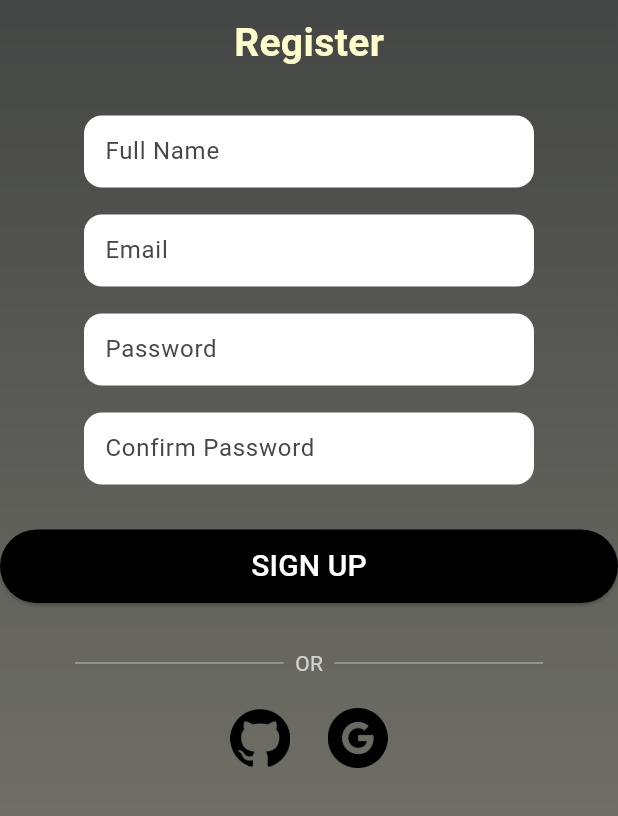
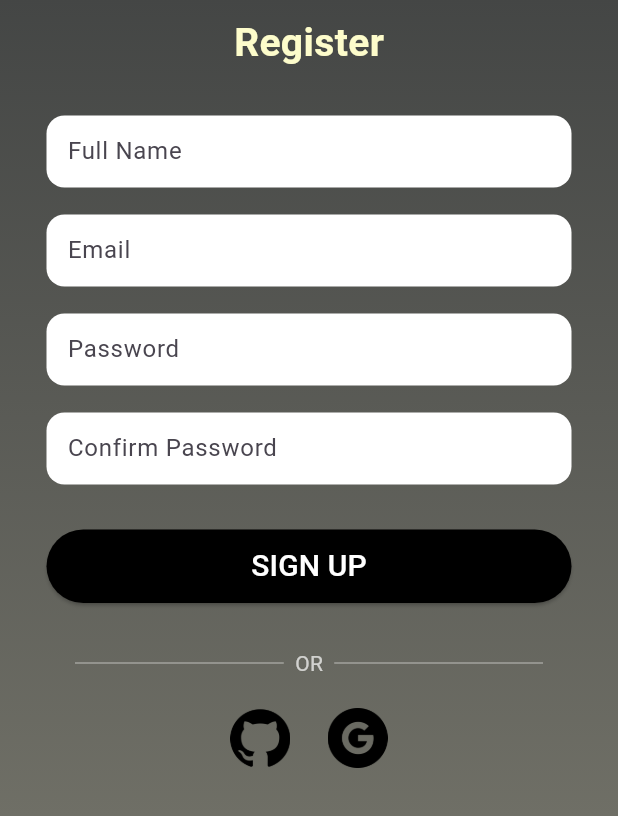
Before and after one commit to sanstha1/GoalNepal_Flutter, a Flutter app: the RegisterScreen screen opened directly, on a phone screen of 412 x 824 dp, the part 420-1236 px from its top. Run offline on Flutter 3.47's test engine with Material 3 defaults, Android fonts, the phone set to English and light mode, and no system bars; our stand-ins replace smooth_page_indicator.

Commit message:
Replace MyButton with Loginbutton in login and register screens, update padding and width

```diff
--- a/lib/features/auth/presentation/pages/login_screen.dart
+++ b/lib/features/auth/presentation/pages/login_screen.dart
@@ -1,7 +1,7 @@
 import 'package:flutter/material.dart';
+import 'package:goal_nepal/features/auth/presentation/widgets/loginbutton.dart';
 import 'package:goal_nepal/features/buttom_navigation/presentation/pages/buttom_navigation_screen.dart';
 import 'package:goal_nepal/features/auth/presentation/pages/register_screen.dart';
-import 'package:goal_nepal/features/dashboard/presentation/widgets/my_button.dart';
 
 class LoginScreen extends StatelessWidget {
   const LoginScreen({super.key});
@@ -49,7 +49,7 @@ class LoginScreen extends StatelessWidget {
                       const Align(
                         alignment: Alignment.centerRight,
                         child: Padding(
-                          padding: EdgeInsets.only(right: 65),
+                          padding: EdgeInsets.only(right: 41),
                           child: Text(
                             "Forgot Password?",
                             style: TextStyle(
@@ -62,7 +62,7 @@ class LoginScreen extends StatelessWidget {
 
                       const SizedBox(height: 25),
 
-                      MyButton(
+                      Loginbutton(
                         text: "LOGIN",
                         onPressed: () {
                           Navigator.pushReplacement(
@@ -124,7 +124,7 @@ class LoginScreen extends StatelessWidget {
 
   Widget _inputField(String hint, {bool obscure = false}) {
     return Container(
-      width: 300,
+      width: 350,
       padding: const EdgeInsets.symmetric(horizontal: 14),
       decoration: BoxDecoration(
         color: Colors.white,
--- a/lib/features/auth/presentation/pages/register_screen.dart
+++ b/lib/features/auth/presentation/pages/register_screen.dart
@@ -1,5 +1,5 @@
 import 'package:flutter/material.dart';
-import 'package:goal_nepal/features/dashboard/presentation/widgets/my_button.dart';
+import 'package:goal_nepal/features/auth/presentation/widgets/loginbutton.dart';
 import 'login_screen.dart';
 
 class RegisterScreen extends StatelessWidget {
@@ -49,7 +49,7 @@ class RegisterScreen extends StatelessWidget {
                       _inputField("Confirm Password", obscure: true),
                       const SizedBox(height: 30),
 
-                      MyButton(text: "SIGN UP", onPressed: () {}),
+                      Loginbutton(text: "SIGN UP", onPressed: () {}),
 
                       const SizedBox(height: 30),
 
@@ -100,7 +100,7 @@ class RegisterScreen extends StatelessWidget {
 
   Widget _inputField(String hint, {bool obscure = false}) {
     return Container(
-      width: 300,
+      width: 350,
       padding: const EdgeInsets.symmetric(horizontal: 14),
       decoration: BoxDecoration(
         color: Colors.white,
--- /dev/null
+++ b/lib/features/auth/presentation/widgets/loginbutton.dart
@@ -0,0 +1,26 @@
+import 'package:flutter/material.dart';
+
+class Loginbutton extends StatelessWidget {
+  const Loginbutton({super.key, required this.onPressed, required this.text});
+
+  final VoidCallback onPressed;
+  final String text;
+
+  @override
+  Widget build(BuildContext context) {
+    return SizedBox(
+      width: 350,
+      child: ElevatedButton(
+        style: ElevatedButton.styleFrom(
+          backgroundColor: Colors.black,
+          padding: const EdgeInsets.symmetric(horizontal: 30, vertical: 10),
+        ),
+        onPressed: onPressed,
+        child: Text(
+          text,
+          style: const TextStyle(color: Colors.white, fontSize: 20),
+        ),
+      ),
+    );
+  }
+}
```
